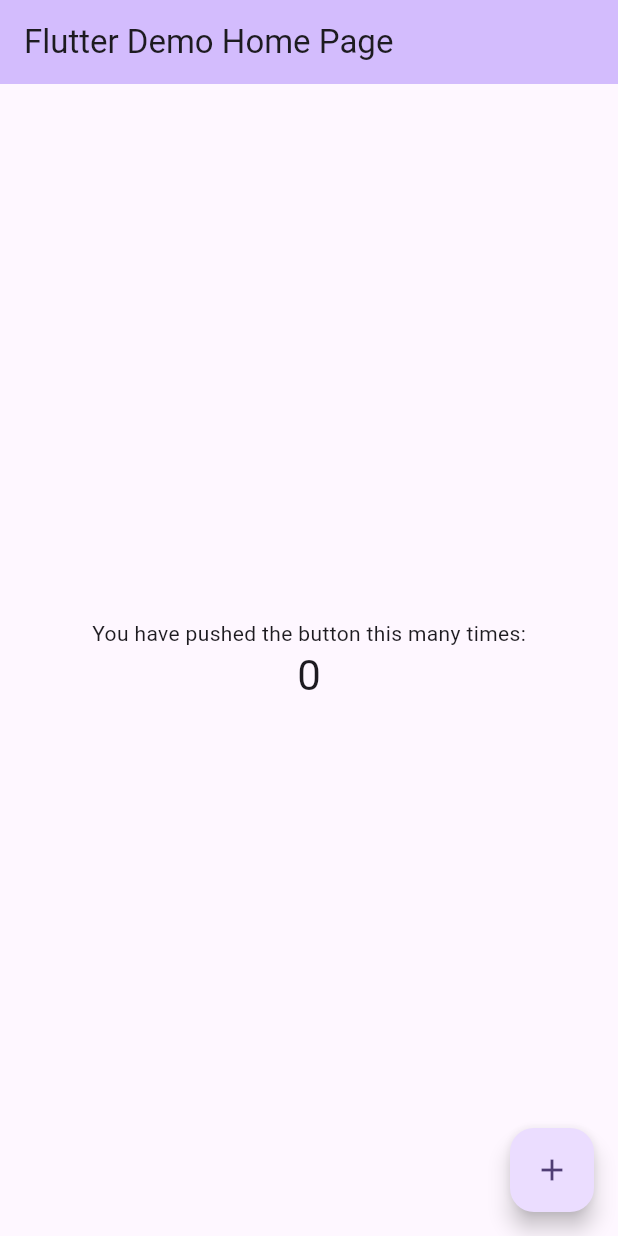
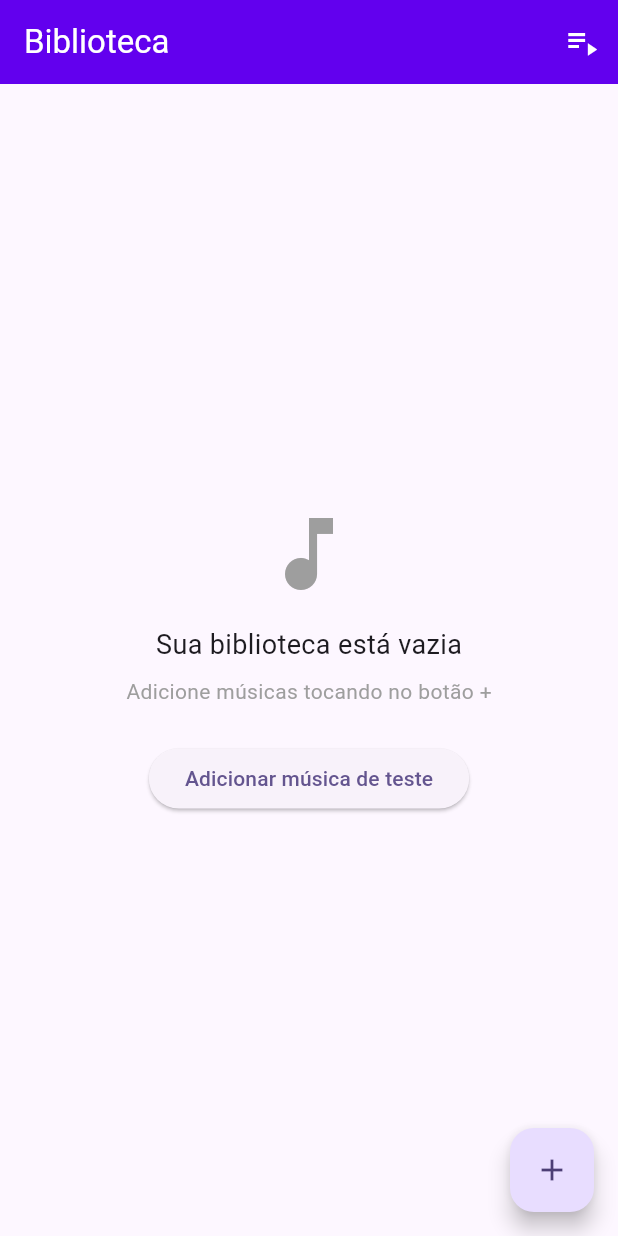
Before and after one commit to marcelviana/music_sheet_pro, a Flutter app: the screen it shows after launch, on a phone screen of 412 x 824 dp. Run offline on Flutter 3.47's test engine with Material 3 defaults, Android fonts, the light colour scheme and no system bars; our stand-ins replace get_it, google_fonts, sqflite; accounts and stored records are empty.

Commit message:
Implementar interface de usuário básica

```diff
--- /dev/null
+++ b/lib/app/app.dart
@@ -0,0 +1,19 @@
+import 'package:flutter/material.dart';
+import 'package:music_sheet_pro/app/routes.dart';
+import 'package:music_sheet_pro/app/theme.dart';
+
+class App extends StatelessWidget {
+  const App({super.key});
+
+  @override
+  Widget build(BuildContext context) {
+    return MaterialApp(
+      title: 'MusicSheet Pro',
+      theme: AppTheme.lightTheme,
+      darkTheme: AppTheme.darkTheme,
+      themeMode: ThemeMode.system,
+      initialRoute: AppRoutes.home,
+      onGenerateRoute: AppRoutes.onGenerateRoute,
+    );
+  }
+}
--- /dev/null
+++ b/lib/app/routes.dart
@@ -0,0 +1,38 @@
+import 'package:flutter/material.dart';
+import 'package:music_sheet_pro/presentation/library/library_screen.dart';
+import 'package:music_sheet_pro/presentation/setlists/setlists_screen.dart';
+import 'package:music_sheet_pro/presentation/viewer/viewer_screen.dart';
+
+class AppRoutes {
+  static const String home = '/';
+  static const String library = '/library';
+  static const String viewer = '/viewer';
+  static const String setlists = '/setlists';
+
+  static Route<dynamic> onGenerateRoute(RouteSettings settings) {
+    switch (settings.name) {
+      case home:
+      case library:
+        return MaterialPageRoute(builder: (_) => const LibraryScreen());
+      case viewer:
+        final args = settings.arguments as ViewerScreenArgs?;
+        return MaterialPageRoute(builder: (_) => ViewerScreen(musicId: args?.musicId));
+      case setlists:
+        return MaterialPageRoute(builder: (_) => const SetlistsScreen());
+      default:
+        return MaterialPageRoute(
+          builder: (_) => Scaffold(
+            body: Center(
+              child: Text('Rota não encontrada: ${settings.name}'),
+            ),
+          ),
+        );
+    }
+  }
+}
+
+class ViewerScreenArgs {
+  final String? musicId;
+
+  ViewerScreenArgs({this.musicId});
+}
--- /dev/null
+++ b/lib/app/theme.dart
@@ -0,0 +1,36 @@
+import 'package:flutter/material.dart';
+import 'package:google_fonts/google_fonts.dart';
+
+class AppTheme {
+  static ThemeData get lightTheme {
+    return ThemeData(
+      primaryColor: const Color(0xFF6200EE),
+      colorScheme: ColorScheme.fromSeed(
+        seedColor: const Color(0xFF6200EE),
+        brightness: Brightness.light,
+      ),
+      appBarTheme: const AppBarTheme(
+        backgroundColor: Color(0xFF6200EE),
+        foregroundColor: Colors.white,
+      ),
+      textTheme: GoogleFonts.robotoTextTheme(ThemeData.light().textTheme),
+      useMaterial3: true,
+    );
+  }
+
+  static ThemeData get darkTheme {
+    return ThemeData(
+      primaryColor: const Color(0xFF6200EE),
+      colorScheme: ColorScheme.fromSeed(
+        seedColor: const Color(0xFF6200EE),
+        brightness: Brightness.dark,
+      ),
+      appBarTheme: AppBarTheme(
+        backgroundColor: ThemeData.dark().canvasColor,
+        foregroundColor: Colors.white,
+      ),
+      textTheme: GoogleFonts.robotoTextTheme(ThemeData.dark().textTheme),
+      useMaterial3: true,
+    );
+  }
+}
--- a/lib/main.dart
+++ b/lib/main.dart
@@ -1,122 +1,9 @@
 import 'package:flutter/material.dart';
+import 'package:music_sheet_pro/app/app.dart';
+import 'package:music_sheet_pro/core/services/service_locator.dart';
 
 void main() {
-  runApp(const MyApp());
+  WidgetsFlutterBinding.ensureInitialized();
+  setupServiceLocator();
+  runApp(const App());
 }
-
-class MyApp extends StatelessWidget {
-  const MyApp({super.key});
-
-  // This widget is the root of your application.
-  @override
-  Widget build(BuildContext context) {
-    return MaterialApp(
-      title: 'Flutter Demo',
-      theme: ThemeData(
-        // This is the theme of your application.
-        //
-        // TRY THIS: Try running your application with "flutter run". You'll see
-        // the application has a purple toolbar. Then, without quitting the app,
-        // try changing the seedColor in the colorScheme below to Colors.green
-        // and then invoke "hot reload" (save your changes or press the "hot
-        // reload" button in a Flutter-supported IDE, or press "r" if you used
-        // the command line to start the app).
-        //
-        // Notice that the counter didn't reset back to zero; the application
-        // state is not lost during the reload. To reset the state, use hot
-        // restart instead.
-        //
-        // This works for code too, not just values: Most code changes can be
-        // tested with just a hot reload.
-        colorScheme: ColorScheme.fromSeed(seedColor: Colors.deepPurple),
-      ),
-      home: const MyHomePage(title: 'Flutter Demo Home Page'),
-    );
-  }
-}
-
-class MyHomePage extends StatefulWidget {
-  const MyHomePage({super.key, required this.title});
-
-  // This widget is the home page of your application. It is stateful, meaning
-  // that it has a State object (defined below) that contains fields that affect
-  // how it looks.
-
-  // This class is the configuration for the state. It holds the values (in this
-  // case the title) provided by the parent (in this case the App widget) and
-  // used by the build method of the State. Fields in a Widget subclass are
-  // always marked "final".
-
-  final String title;
-
-  @override
-  State<MyHomePage> createState() => _MyHomePageState();
-}
-
-class _MyHomePageState extends State<MyHomePage> {
-  int _counter = 0;
-
-  void _incrementCounter() {
-    setState(() {
-      // This call to setState tells the Flutter framework that something has
-      // changed in this State, which causes it to rerun the build method below
-      // so that the display can reflect the updated values. If we changed
-      // _counter without calling setState(), then the build method would not be
-      // called again, and so nothing would appear to happen.
-      _counter++;
-    });
-  }
-
-  @override
-  Widget build(BuildContext context) {
-    // This method is rerun every time setState is called, for instance as done
-    // by the _incrementCounter method above.
-    //
-    // The Flutter framework has been optimized to make rerunning build methods
-    // fast, so that you can just rebuild anything that needs updating rather
-    // than having to individually change instances of widgets.
-    return Scaffold(
-      appBar: AppBar(
-        // TRY THIS: Try changing the color here to a specific color (to
-        // Colors.amber, perhaps?) and trigger a hot reload to see the AppBar
-        // change color while the other colors stay the same.
-        backgroundColor: Theme.of(context).colorScheme.inversePrimary,
-        // Here we take the value from the MyHomePage object that was created by
-        // the App.build method, and use it to set our appbar title.
-        title: Text(widget.title),
-      ),
-      body: Center(
-        // Center is a layout widget. It takes a single child and positions it
-        // in the middle of the parent.
-        child: Column(
-          // Column is also a layout widget. It takes a list of children and
-          // arranges them vertically. By default, it sizes itself to fit its
-          // children horizontally, and tries to be as tall as its parent.
-          //
-          // Column has various properties to control how it sizes itself and
-          // how it positions its children. Here we use mainAxisAlignment to
-          // center the children vertically; the main axis here is the vertical
-          // axis because Columns are vertical (the cross axis would be
-          // horizontal).
-          //
-          // TRY THIS: Invoke "debug painting" (choose the "Toggle Debug Paint"
-          // action in the IDE, or press "p" in the console), to see the
-          // wireframe for each widget.
-          mainAxisAlignment: MainAxisAlignment.center,
-          children: <Widget>[
-            const Text('You have pushed the button this many times:'),
-            Text(
-              '$_counter',
-              style: Theme.of(context).textTheme.headlineMedium,
-            ),
-          ],
-        ),
-      ),
-      floatingActionButton: FloatingActionButton(
-        onPressed: _incrementCounter,
-        tooltip: 'Increment',
-        child: const Icon(Icons.add),
-      ), // This trailing comma makes auto-formatting nicer for build methods.
-    );
-  }
-}
--- /dev/null
+++ b/lib/presentation/library/library_screen.dart
@@ -0,0 +1,169 @@
+import 'package:flutter/material.dart';
+import 'package:music_sheet_pro/app/routes.dart';
+import 'package:music_sheet_pro/core/models/music.dart';
+import 'package:music_sheet_pro/domain/repositories/music_repository.dart';
+import 'package:music_sheet_pro/core/services/service_locator.dart';
+import 'package:uuid/uuid.dart';
+
+class LibraryScreen extends StatefulWidget {
+  const LibraryScreen({super.key});
+
+  @override
+  State<LibraryScreen> createState() => _LibraryScreenState();
+}
+
+class _LibraryScreenState extends State<LibraryScreen> {
+  final MusicRepository _musicRepository = serviceLocator<MusicRepository>();
+  final List<Music> _musics = [];
+  bool _isLoading = true;
+  String? _error;
+
+  @override
+  void initState() {
+    super.initState();
+    _loadMusics();
+  }
+
+  Future<void> _loadMusics() async {
+    try {
+      setState(() {
+        _isLoading = true;
+        _error = null;
+      });
+
+      final musics = await _musicRepository.getAllMusics();
+
+      setState(() {
+        _musics.clear();
+        _musics.addAll(musics);
+        _isLoading = false;
+      });
+    } catch (e) {
+      setState(() {
+        _error = e.toString();
+        _isLoading = false;
+      });
+    }
+  }
+
+  Future<void> _addTestMusic() async {
+    try {
+      final music = Music(
+        id: const Uuid().v4(),
+        title: "Música de Teste",
+        artist: "Artista de Teste",
+        tags: ["teste", "demo"],
+      );
+
+      await _musicRepository.addMusic(music);
+      _loadMusics();
+    } catch (e) {
+      setState(() {
+        _error = e.toString();
+      });
+    }
+  }
+
+  @override
+  Widget build(BuildContext context) {
+    return Scaffold(
+      appBar: AppBar(
+        title: const Text('Biblioteca'),
+        actions: [
+          IconButton(
+            icon: const Icon(Icons.playlist_play),
+            onPressed: () {
+              Navigator.pushNamed(context, AppRoutes.setlists);
+            },
+          ),
+        ],
+      ),
+      body: _buildBody(),
+      floatingActionButton: FloatingActionButton(
+        onPressed: _addTestMusic,
+        child: const Icon(Icons.add),
+      ),
+    );
+  }
+
+  Widget _buildBody() {
+    if (_isLoading) {
+      return const Center(child: CircularProgressIndicator());
+    }
+
+    if (_error != null) {
+      return Center(
+        child: Column(
+          mainAxisAlignment: MainAxisAlignment.center,
+          children: [
+            const Icon(Icons.error_outline, size: 48, color: Colors.red),
+            const SizedBox(height: 16),
+            Text('Erro: $_error'),
+            const SizedBox(height: 16),
+            ElevatedButton(
+              onPressed: _loadMusics,
+              child: const Text('Tentar novamente'),
+            ),
+          ],
+        ),
+      );
+    }
+
+    if (_musics.isEmpty) {
+      return Center(
+        child: Column(
+          mainAxisAlignment: MainAxisAlignment.center,
+          children: [
+            const Icon(Icons.music_note, size: 64, color: Colors.grey),
+            const SizedBox(height: 16),
+            const Text(
+              'Sua biblioteca está vazia',
+              style: TextStyle(fontSize: 18),
+            ),
+            const SizedBox(height: 8),
+            const Text(
+              'Adicione músicas tocando no botão +',
+              style: TextStyle(color: Colors.grey),
+            ),
+            const SizedBox(height: 24),
+            ElevatedButton(
+              onPressed: _addTestMusic,
+              child: const Text('Adicionar música de teste'),
+            ),
+          ],
+        ),
+      );
+    }
+
+    return ListView.builder(
+      itemCount: _musics.length,
+      itemBuilder: (context, index) {
+        final music = _musics[index];
+        return ListTile(
+          title: Text(music.title),
+          subtitle: Text(music.artist),
+          leading: CircleAvatar(
+            child: Text(music.title[0]),
+          ),
+          trailing: IconButton(
+            icon: Icon(
+              music.isFavorite ? Icons.favorite : Icons.favorite_border,
+              color: music.isFavorite ? Colors.red : null,
+            ),
+            onPressed: () async {
+              await _musicRepository.toggleFavorite(music.id);
+              _loadMusics();
+            },
+          ),
+          onTap: () {
+            Navigator.pushNamed(
+              context,
+              AppRoutes.viewer,
+              arguments: ViewerScreenArgs(musicId: music.id),
+            );
+          },
+        );
+      },
+    );
+  }
+}
```
Also changed, not shown: lib/presentation/setlists/setlists_screen.dart (added, +33 -0 lines), lib/presentation/viewer/viewer_screen.dart (added).
